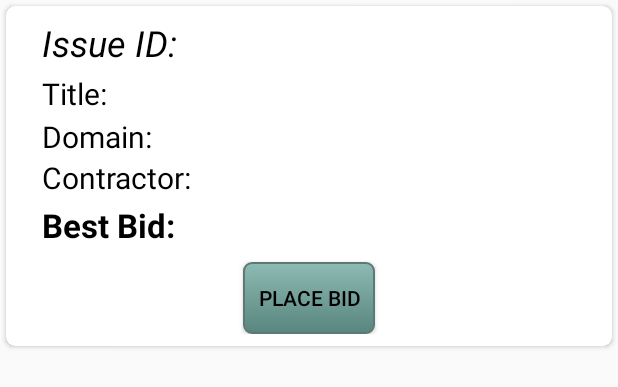
After one commit to pprabh2007/vote, an Android app: the layout contractor_complaint_layout.xml on its own in the app's theme, with its tools: preview values and no code run, on a phone screen of 412 x 824 dp. The commit adds this screen. Shown: the top 387 px of the screen. Run offline under Robolectric (Android 15) with nearby library versions, the phone set to English and light mode, and no system bars.

Commit message:
Contractors can view issues which aren't yet assigned

```diff
--- a/app/src/main/AndroidManifest.xml
+++ b/app/src/main/AndroidManifest.xml
@@ -11,10 +11,11 @@
         android:roundIcon="@mipmap/ic_launcher_round"
         android:supportsRtl="true"
         android:theme="@style/AppTheme">
+        <activity android:name=".ContractorUnassignedIssuesActivity"></activity>
         <activity
             android:name=".RepresentativeViewComplaintActivity"
             android:label="@string/title_activity_representative_view_complaint"
-            android:theme="@style/AppTheme.NoActionBar"></activity>
+            android:theme="@style/AppTheme.NoActionBar" />
         <activity android:name=".TrackComplaintActivity" />
         <activity
             android:name=".PublishNews"
--- /dev/null
+++ b/app/src/main/res/layout/contractor_complaint_layout.xml
@@ -0,0 +1,107 @@
+<?xml version="1.0" encoding="utf-8"?>
+<LinearLayout
+    xmlns:android="http://schemas.android.com/apk/res/android"
+    xmlns:card_view="http://schemas.android.com/apk/res-auto"
+    xmlns:tools="http://schemas.android.com/tools"
+    tools:context=".RepresentativeViewComplaintActivity"
+
+
+    android:layout_width="match_parent"
+    android:layout_height="wrap_content"
+    android:orientation="vertical"
+    >
+
+    <android.support.v7.widget.CardView
+        android:layout_width="match_parent"
+        android:layout_height="wrap_content"
+
+        android:layout_margin="4dp"
+
+        card_view:cardBackgroundColor="#FFFFFF"
+        card_view:cardCornerRadius="6dp"
+        card_view:contentPaddingBottom="8dp"
+        card_view:contentPaddingLeft="24dp"
+        card_view:contentPaddingRight="24dp"
+        card_view:contentPaddingTop="8dp"
+
+
+        >
+
+        <LinearLayout
+
+            android:layout_width="match_parent"
+            android:layout_height="match_parent"
+            android:orientation="vertical">
+
+            <TextView
+                android:id="@+id/rep_complaint_id"
+                android:layout_width="wrap_content"
+                android:layout_height="wrap_content"
+
+                android:layout_marginBottom="4dp"
+                android:text="Issue ID:  "
+                android:textColor="#000000"
+                android:textSize="24sp"
+
+                android:textStyle="italic" />
+
+            <TextView
+                android:id="@+id/rep_complaint_title"
+                android:layout_width="wrap_content"
+                android:layout_height="wrap_content"
+                android:layout_marginBottom="1dp"
+
+                android:text="Title:  "
+                android:textColor="#000000"
+
+                android:textSize="20sp" />
+
+
+            <TextView
+                android:id="@+id/rep_complaint_domain"
+                android:layout_width="wrap_content"
+                android:layout_height="wrap_content"
+
+                android:text="Domain:  "
+                android:textColor="#000000"
+                android:textSize="20sp"
+                android:textStyle="normal" />
+
+            <TextView
+                android:id="@+id/rep_complaint_contractor"
+                android:layout_width="wrap_content"
+                android:layout_height="wrap_content"
+
+                android:text="Contractor:  "
+                android:textColor="#000000"
+                android:textSize="20sp"
+                android:textStyle="normal" />
+
+            <TextView
+                android:id="@+id/rep_complaint_bid"
+                android:layout_width="wrap_content"
+                android:layout_height="wrap_content"
+                android:layout_marginTop="3dp"
+                android:text="Best Bid:  "
+                android:textColor="#000000"
+                android:textSize="22sp"
+                android:textStyle="bold" />
+
+            <Button
+                android:id="@+id/rep_accept_bid_button"
+                android:layout_width="wrap_content"
+                android:layout_height="wrap_content"
+                android:layout_gravity="center"
+                android:layout_marginTop="10dp"
+                android:background="@drawable/mybutton"
+                android:padding="10dp"
+                android:text="Place Bid"
+                android:textColor="#000000" />
+        </LinearLayout>
+
+
+    </android.support.v7.widget.CardView>
+
+
+
+</LinearLayout>
--- a/app/src/main/res/menu/activity_contractor_portal_drawer.xml
+++ b/app/src/main/res/menu/activity_contractor_portal_drawer.xml
@@ -12,10 +12,6 @@
             android:id="@+id/con_view_complaints_nav_bar"
             android:icon="@drawable/ic_file_notes_document"
             android:title="View Issues" />
-        <item
-            android:id="@+id/con_current_bids"
-            android:icon="@drawable/ic_wind_flag"
-            android:title="Current Bids" />
         <item
             android:id="@+id/con_jobs_alloted"
             android:title="Jobs Alloted"
```
Also changed, not shown: app/src/main/java/adapters/ContractorViewComplaintAdapter.java (added, +85 -0 lines), app/src/main/java/com/example/myapplication/ContractorPortal.java (+90 -13 lines), app/src/main/java/com/example/myapplication/ContractorUnassignedIssuesActivity.java (added, +62 -0 lines), app/src/main/res/layout/activity_contractor_unassigned_issues.xml (added, +20 -0 lines).
